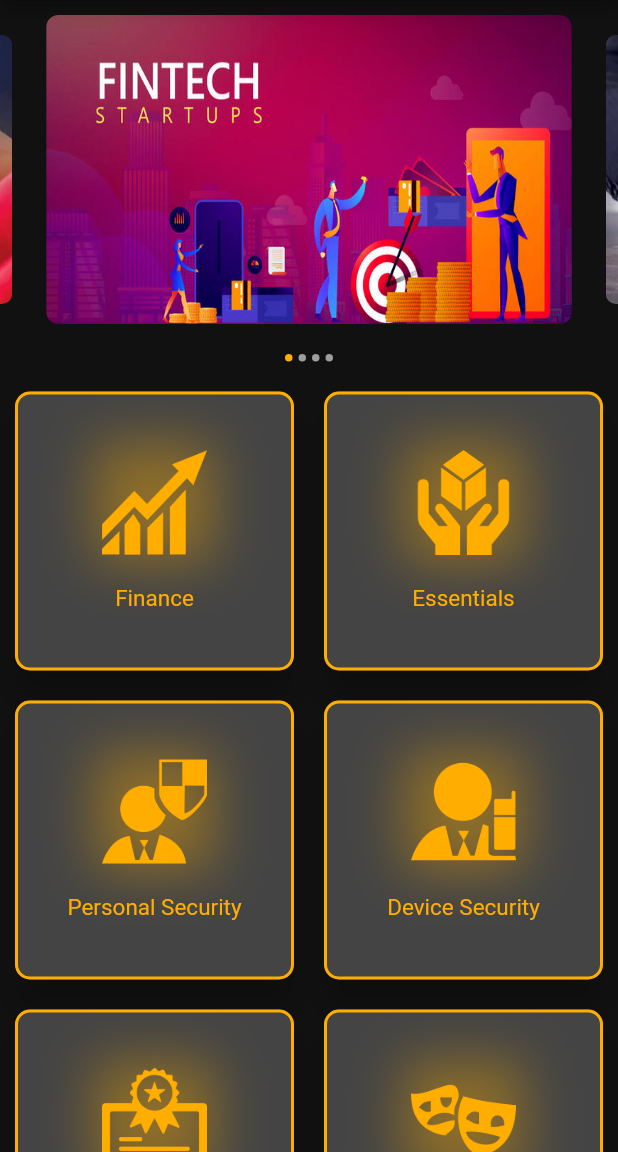
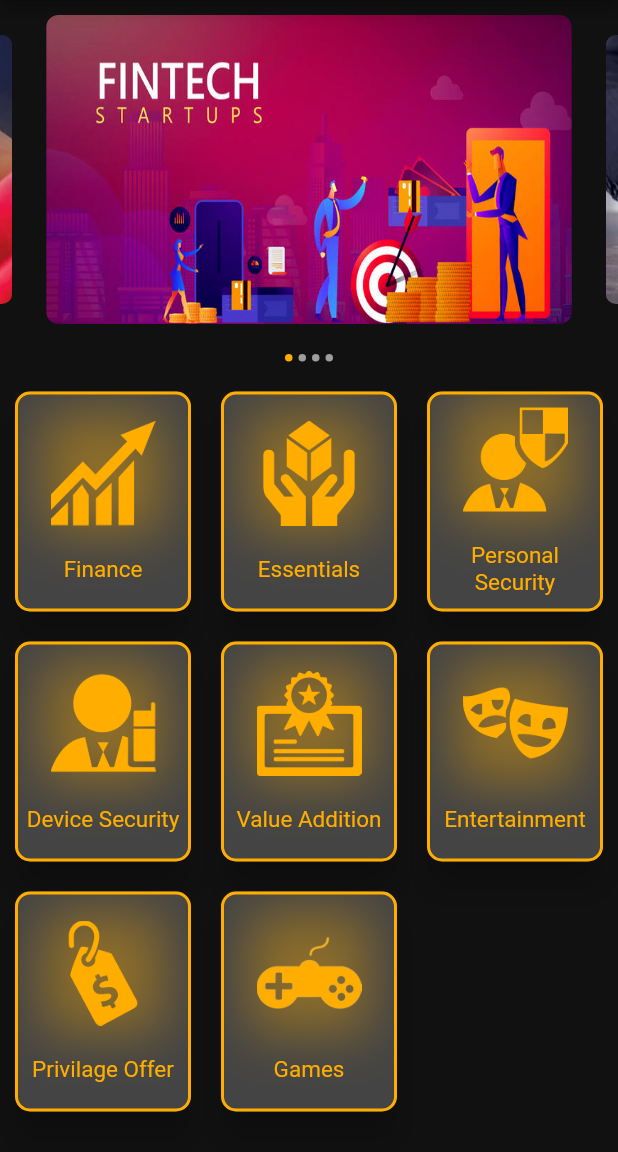
Before and after one commit to geniesoftsyatem/GSSProduct, a Flutter app: the HomeScreen screen opened directly, on a phone screen of 412 x 824 dp, the part 84-1236 px from its top. Run offline on Flutter 3.47's test engine with Material 2 defaults, Android fonts, the phone set to English and light mode, and no system bars; drawn by our look-alikes of carousel_slider; our stand-ins replace datetime_picker_formfield, device_info, dio, dotted_border, file_picker, flutter_animation_progress_bar and 16 more; missing offline and left inert: android_intent_plus, device_apps, flutter_animated_dialog, mime_type, syncfusion_flutter_pdfviewer; accounts and stored records are empty.

Commit message:
home page ui changed

```diff
--- a/lib/Screens/home_screen.dart
+++ b/lib/Screens/home_screen.dart
@@ -342,7 +342,8 @@ class MyHomeClass extends State<HomeScreen> {
                         child: Column(
                           children: [
                             GridView.count(
-                              crossAxisCount: 2,
+                              crossAxisCount: 3,
+                              childAspectRatio: width / 500,
                               shrinkWrap: true,
                               physics: const NeverScrollableScrollPhysics(),
                               children: homepageList.map((e) {
@@ -432,13 +433,15 @@ class MyHomeClass extends State<HomeScreen> {
                                           ),
                                           Container(
                                             margin:
-                                                const EdgeInsets.only(top: 20),
+                                                const EdgeInsets.only(top: 20, left: 5.0, right: 5.0),
                                             child: Text(
                                               e.name,
                                               style: const TextStyle(
                                                 color: Color(0xFFFFAE00),
                                                 fontSize: 15.0,
                                               ),
+                                              textAlign: TextAlign.center,
+                                              maxLines: 2,
                                               overflow: TextOverflow.ellipsis,
                                             ),
                                           ),
```
Also changed, not shown: 1 other file.
